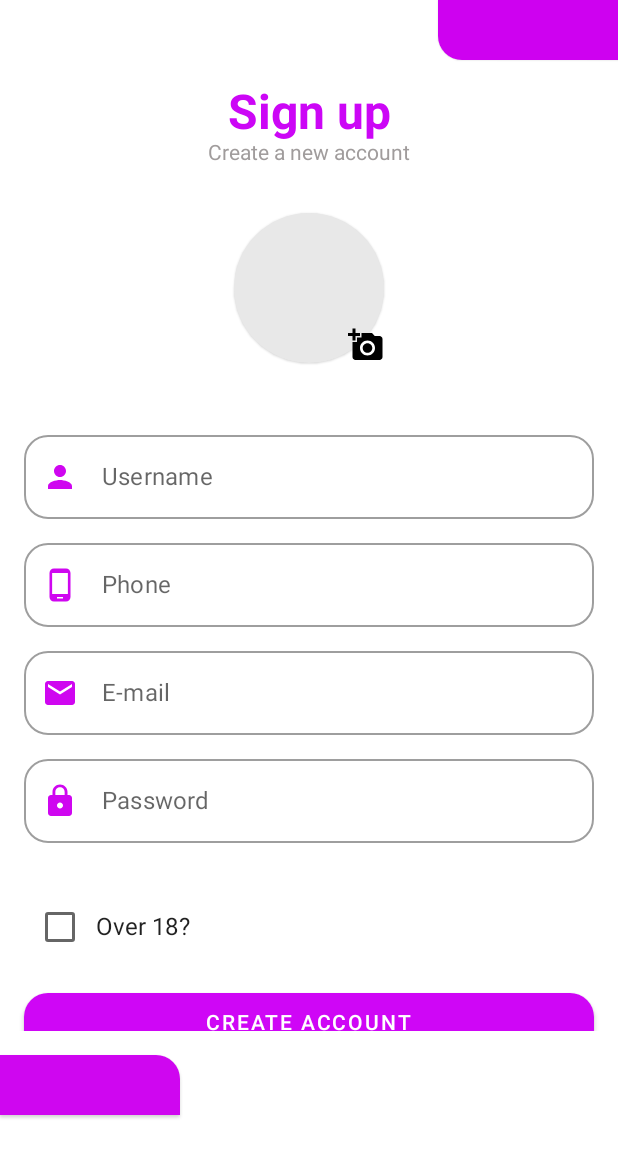
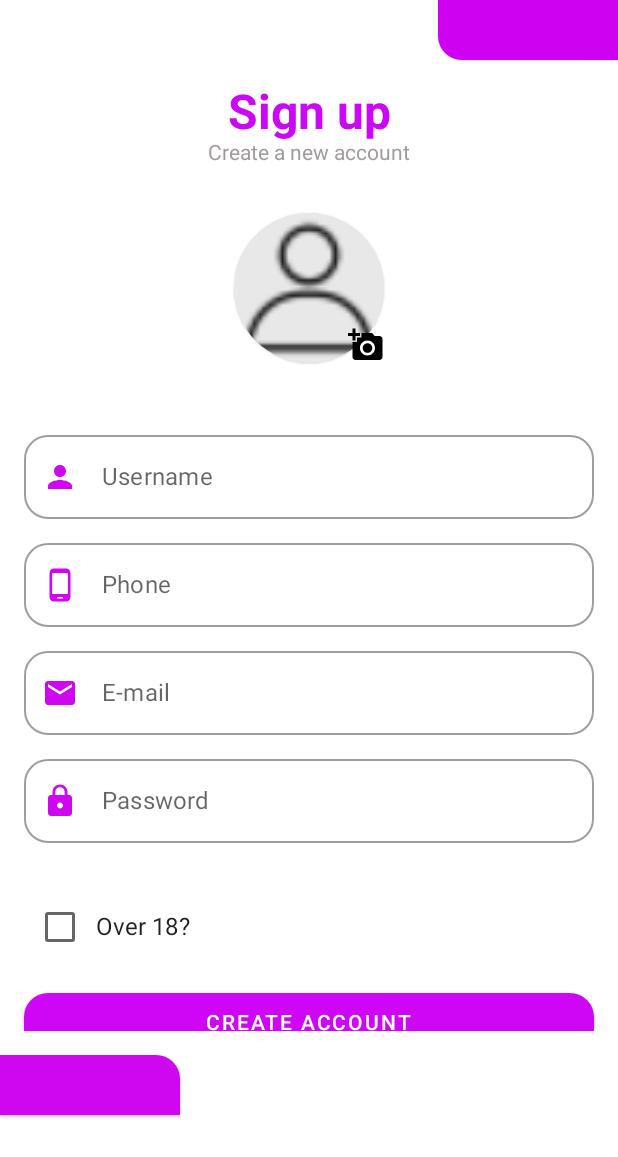
Before and after one commit to monica-rsilva/TripRoom, an Android app built with Jetpack Compose: the SignUpActivity screen opened directly, with no data from a screen before it, after a tap on "CREATE ACCOUNT", on a phone screen of 412 x 824 dp. Shown: the top 1157 px of the screen. Run offline under Robolectric (Android 15) with nearby library versions, the phone set to English and light mode, and no system bars; our stand-ins replace Room's generated code.

Commit message:
alteracçoões no banco de dados

```diff
--- a/app/build.gradle
+++ b/app/build.gradle
@@ -66,5 +66,8 @@ dependencies {
     implementation 'androidx.room:room-runtime:2.5.1'
     annotationProcessor 'androidx.room:room-compiler:2.5.1'
 
+//    Coil dependencies
+    implementation("io.coil-kt:coil-compose:2.3.0")
+
     kapt 'androidx.room:room-compiler:2.5.1'
 }
--- a/app/src/main/java/br/senai/sp/jandira/triproom/dao/TripDb.kt
+++ b/app/src/main/java/br/senai/sp/jandira/triproom/dao/TripDb.kt
@@ -7,7 +7,7 @@ import androidx.room.RoomDatabase
 import br.senai.sp.jandira.triproom.model.User
 
 
-@Database(entities = [User::class], version = 1)
+@Database(entities = [User::class], version = 3)
 abstract class TripDb: RoomDatabase() {
 
     abstract fun userDao(): UserDao
@@ -21,7 +21,7 @@ abstract class TripDb: RoomDatabase() {
                         context,
                         TripDb::class.java,
                         "trip_db"
-                    ).allowMainThreadQueries().build()
+                    ).allowMainThreadQueries().fallbackToDestructiveMigration().build()
             }
             return instanceDb
         }
--- a/app/src/main/java/br/senai/sp/jandira/triproom/gui/MainActivity.kt
+++ b/app/src/main/java/br/senai/sp/jandira/triproom/gui/MainActivity.kt
@@ -201,6 +201,8 @@ fun authenticate(
         ).show()
     } else {
         val intent = Intent(context,NavigationActivity::class.java)
+        intent.putExtra("id", user.id)
+        intent.putExtra("name", user.userName)
         context.startActivity(intent)
     }
 }
--- a/app/src/main/java/br/senai/sp/jandira/triproom/gui/SignUpActivity.kt
+++ b/app/src/main/java/br/senai/sp/jandira/triproom/gui/SignUpActivity.kt
@@ -7,8 +7,11 @@ import android.util.Log
 import android.widget.Toast
 //import android.widget.LinearLayout
 import androidx.activity.ComponentActivity
+import androidx.activity.compose.rememberLauncherForActivityResult
 import androidx.activity.compose.setContent
+import androidx.activity.result.contract.ActivityResultContracts
 import androidx.compose.foundation.Image
+import androidx.compose.foundation.clickable
 //import androidx.compose.foundation.Image
 import androidx.compose.foundation.layout.*
 import androidx.compose.foundation.rememberScrollState
@@ -23,6 +26,7 @@ import androidx.compose.runtime.*
 import androidx.compose.ui.Alignment
 import androidx.compose.ui.Modifier
 import androidx.compose.ui.graphics.Color
+import androidx.compose.ui.layout.ContentScale
 import androidx.compose.ui.platform.LocalContext
 import androidx.compose.ui.res.painterResource
 import androidx.compose.ui.res.stringResource
@@ -37,6 +41,8 @@ import br.senai.sp.jandira.triproom.components.BottomShape
 import br.senai.sp.jandira.triproom.model.User
 import br.senai.sp.jandira.triproom.repository.UserRepository
 import br.senai.sp.jandira.triproom.ui.theme.TripRoomTheme
+import coil.compose.rememberAsyncImagePainter
+import coil.request.ImageRequest
 
 class SignUpActivity : ComponentActivity() {
     override fun onCreate(savedInstanceState: Bundle?) {
@@ -62,6 +68,18 @@ fun SingUpScreen() {
     var photoUri by remember {
         mutableStateOf<Uri?>(null)
     }
+//para pegar o caminho do arquivo(uri) -> (ex: imagem,musica,documento...etc )
+    var launcher = rememberLauncherForActivityResult(
+        contract = ActivityResultContracts.GetContent(),
+        ) {
+        photoUri = it
+    }
+//para pegar a imagem de fato
+    var painter = rememberAsyncImagePainter(
+            ImageRequest.Builder(LocalContext.current)
+                .data(photoUri)
+                .build()
+        )
 
     var userNameState by remember {
         mutableStateOf("")
@@ -130,12 +148,22 @@ fun SingUpScreen() {
                     shape = CircleShape,
                     backgroundColor = Color(232, 232, 232, 255)
                 ) {
-//                    Image(painter = painterResource(id = ), contentDescription = )
+                    Image(
+                        painter = if(photoUri == null ) painterResource(id = R.drawable.profile) else painter,
+                        contentDescription = null,
+                        contentScale = ContentScale.Crop
+                    )
                 }
                 Image(
                     painter = painterResource(id = R.drawable.photo_24),
                     contentDescription = null,
-                    modifier = Modifier.align(Alignment.BottomEnd)
+                    modifier = Modifier
+                        .align(Alignment.BottomEnd)
+                        .clickable {
+                            launcher.launch("image/*")
+                            var message = "nada"
+                            Log.i("ds2m", "${photoUri?.path ?: message}")
+                        }
                 )
             }
         }
@@ -247,6 +275,7 @@ fun SingUpScreen() {
                             emailUserState,
                             passWordState,
                             over18State,
+                            photoUri?.path ?: "",
                             context
                         )
                     },
@@ -276,6 +305,7 @@ fun saveUser(
     email: String,
     password: String,
     isOver18: Boolean,
+    profilePhotoUri: String,
     context: Context
 ) {
 //    criando um objeto user
@@ -285,7 +315,8 @@ fun saveUser(
         phone = phone,
         email = email,
         password = password,
-        isOver18 = isOver18
+        isOver18 = isOver18,
+        profilePhoto = profilePhotoUri
     )
 //    criando uma instancia do repositorio
     val userRepository = UserRepository(context)
--- a/app/src/main/java/br/senai/sp/jandira/triproom/model/User.kt
+++ b/app/src/main/java/br/senai/sp/jandira/triproom/model/User.kt
@@ -1,5 +1,6 @@
 package br.senai.sp.jandira.triproom.model
 
+import android.net.Uri
 import androidx.room.ColumnInfo
 import androidx.room.Entity
 import androidx.room.PrimaryKey
@@ -11,5 +12,6 @@ data class User(
     var email: String = "",
     var password: String = "",
     var phone: String = "",
-    @ColumnInfo(name = "is_over_18") var isOver18: Boolean = false
+    @ColumnInfo(name = "is_over_18") var isOver18: Boolean = false,
+    @ColumnInfo(name = "profile_photo")var  profilePhoto: String = ""
 )
```
Also changed, not shown: app/src/main/java/br/senai/sp/jandira/triproom/gui/NavigationActivity.kt (+14 -3 lines), app/src/main/res/drawable/profile.png (added).
